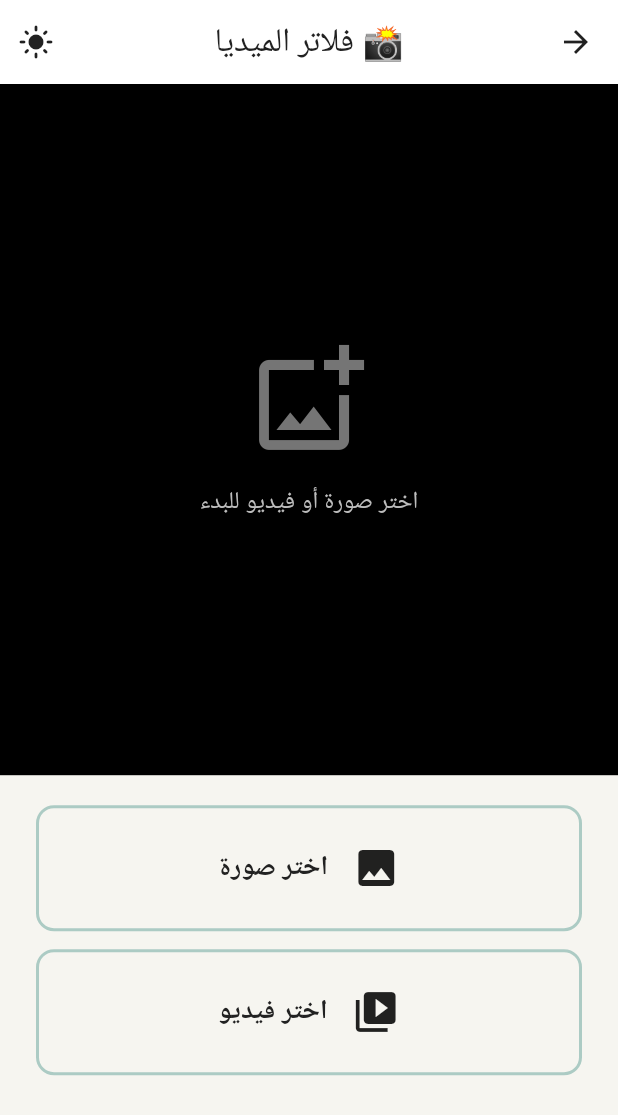
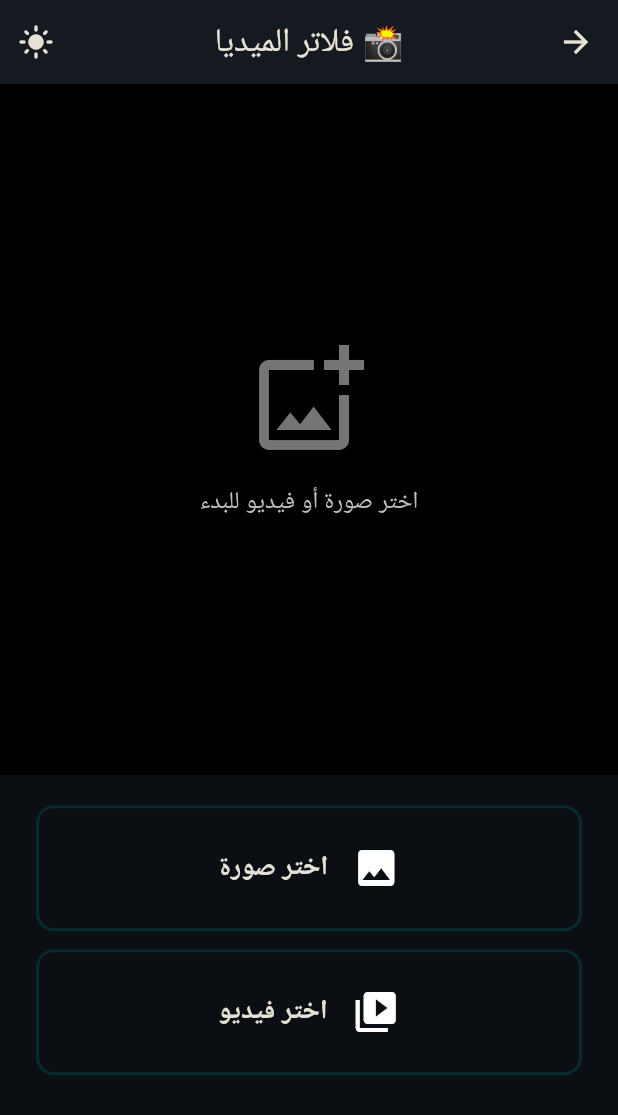
Before and after one commit to ahmedabdelhaleemnoby/quran_reels_generator, a Flutter app: the MainScreen screen opened directly, after a tap on the "dark mode" icon, on a phone screen of 412 x 824 dp. Shown: the top 1115 px of the screen. Run offline on Flutter 3.47's test engine with Material 3 defaults, Android fonts, the phone set to English and light mode, and no system bars; our stand-ins replace file_picker, flutter_riverpod, image_picker, permission_handler, share_plus, video_player; missing offline and left inert: ffmpeg_kit_flutter_full; network calls fail.

Commit message:
feat: Implement Riverpod-based theme management and update iOS project to use SceneDelegate and FFmpeg LTS.

```diff
--- /dev/null
+++ b/lib/core/providers/theme_provider.dart
@@ -0,0 +1,5 @@
+import 'package:flutter/material.dart';
+import 'package:flutter_riverpod/flutter_riverpod.dart';
+
+/// Provider for managing the application theme mode (light, dark, or system)
+final themeModeProvider = StateProvider<ThemeMode>((ref) => ThemeMode.system);
--- a/lib/features/main_screen.dart
+++ b/lib/features/main_screen.dart
@@ -4,6 +4,7 @@ import 'package:flutter/material.dart';
 import 'package:flutter_riverpod/flutter_riverpod.dart';
 import 'package:video_player/video_player.dart';
 
+import '../core/providers/theme_provider.dart';
 import 'export/providers/export_provider.dart';
 import 'filters/domain/filter_model.dart';
 import 'filters/presentation/filters_bottom_sheet.dart';
@@ -22,7 +23,6 @@ class _MainScreenState extends ConsumerState<MainScreen> {
   String? _currentMediaPath;
   bool _isVideo = false;
   VideoPlayerController? _videoController;
-  bool _isDarkMode = false;
 
   @override
   void dispose() {
@@ -58,19 +58,21 @@ class _MainScreenState extends ConsumerState<MainScreen> {
       }
     });
 
+    // Theme toggle
+    final themeMode = ref.watch(themeModeProvider);
+    final isDarkMode = themeMode == ThemeMode.dark ||
+                      (themeMode == ThemeMode.system && Theme.of(context).brightness == Brightness.dark);
+
     return Scaffold(
       appBar: AppBar(
         title: const Text('📸 فلاتر الميديا'),
         centerTitle: true,
         actions: [
-          // Theme toggle
           IconButton(
-            icon: Icon(_isDarkMode ? Icons.light_mode : Icons.dark_mode),
+            icon: Icon(isDarkMode ? Icons.light_mode : Icons.dark_mode),
             onPressed: () {
-              setState(() {
-                _isDarkMode = !_isDarkMode;
-              });
-              // TODO: Implement theme switching
+              ref.read(themeModeProvider.notifier).state =
+                  isDarkMode ? ThemeMode.light : ThemeMode.dark;
             },
           ),
         ],
--- a/lib/features/quran_generator/presentation/widgets/filter_card.dart
+++ b/lib/features/quran_generator/presentation/widgets/filter_card.dart
@@ -64,7 +64,7 @@ class FilterCard extends StatelessWidget {
                         child: Image.network(
                           filter.defaultBackgroundUrl!,
                           fit: BoxFit.cover,
-                          errorBuilder: (_, __, ___) => const SizedBox.shrink(),
+                          errorBuilder: (_, _, _) => const SizedBox.shrink(),
                           loadingBuilder: (context, child, loadingProgress) {
                             if (loadingProgress == null) return child;
                             return const Center(
--- a/lib/main.dart
+++ b/lib/main.dart
@@ -2,6 +2,7 @@ import 'package:flutter/material.dart';
 import 'package:flutter_localizations/flutter_localizations.dart';
 import 'package:flutter_riverpod/flutter_riverpod.dart';
 
+import 'core/providers/theme_provider.dart';
 import 'core/theme/app_theme.dart';
 import 'features/quran_generator/presentation/quran_generator_screen.dart';
 
@@ -13,11 +14,13 @@ void main() {
   );
 }
 
-class MyApp extends StatelessWidget {
+class MyApp extends ConsumerWidget {
   const MyApp({super.key});
 
   @override
-  Widget build(BuildContext context) {
+  Widget build(BuildContext context, WidgetRef ref) {
+    final themeMode = ref.watch(themeModeProvider);
+
     return MaterialApp(
       title: 'Quran Status Generator',
       debugShowCheckedModeBanner: false,
@@ -25,7 +28,7 @@ class MyApp extends StatelessWidget {
       // Theme configuration
       theme: AppTheme.lightTheme,
       darkTheme: AppTheme.darkTheme,
-      themeMode: ThemeMode.system,
+      themeMode: themeMode,
 
       // RTL support
       localizationsDelegates: const [
```
Also changed, not shown: lib/features/quran_generator/presentation/quran_generator_screen.dart (+4 -7 lines), pubspec.lock, 8 other files.
